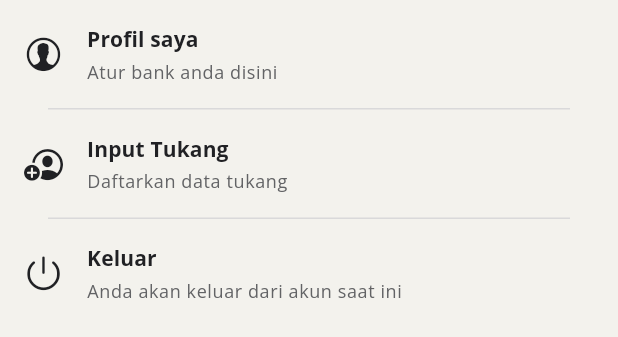
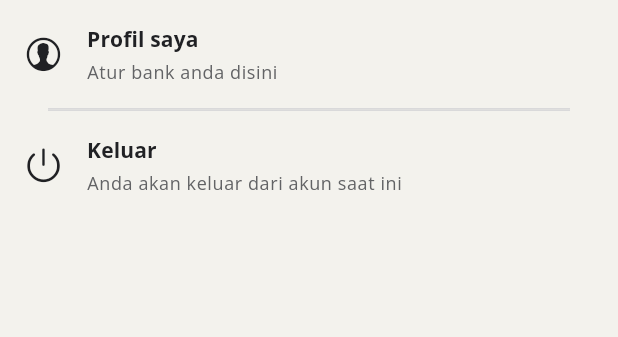
Before and after one commit to kamera846/topmortarseller, a Flutter app: the MainDrawerItems widget shown alone on an empty page, opened directly, on a phone screen of 412 x 824 dp. Shown: the top 337 px of the screen. Run offline on Flutter 3.47's test engine with Material 3 defaults, Android fonts, the phone set to English and light mode, and no system bars; our stand-ins replace google_fonts, shared_preferences, upgrader; missing offline and left inert: qr_code_scanner; accounts and stored records are empty.

Commit message:
hide input tukang on drawer menu

```diff
--- a/lib/widget/drawer/main_drawer_items.dart
+++ b/lib/widget/drawer/main_drawer_items.dart
@@ -5,7 +5,6 @@ import 'package:flutter/material.dart';
 import 'package:topmortarseller/model/contact_model.dart';
 import 'package:topmortarseller/screen/auth_screen.dart';
 import 'package:topmortarseller/screen/profile/detail_profile_screen.dart';
-import 'package:topmortarseller/screen/tukang/new_tukang_screen.dart';
 import 'package:topmortarseller/util/auth_settings.dart';
 import 'package:topmortarseller/util/colors/color.dart';
 import 'package:topmortarseller/widget/modal/info_modal.dart';
@@ -85,36 +84,36 @@ class MainDrawerItems extends StatelessWidget {
             color: cDark500,
           ),
         ),
-        ListTile(
-          leading: const Icon(
-            CupertinoIcons.person_crop_circle_badge_plus,
-            size: 26,
-            color: cDark100,
-          ),
-          title: Text(
-            'Input Tukang',
-            style: Theme.of(context)
-                .textTheme
-                .titleSmall!
-                .copyWith(color: cDark100, fontWeight: FontWeight.bold),
-          ),
-          subtitle: Text(
-            'Daftarkan data tukang',
-            style: Theme.of(context).textTheme.bodySmall!.copyWith(
-                  color: cDark200,
-                ),
-          ),
-          onTap: () {
-            Navigator.of(context).push(
-              MaterialPageRoute(
-                builder: (ctx) => NewTukangScreen(
-                  userData: userData,
-                  onSuccess: (state) {},
-                ),
-              ),
-            );
-          },
-        ),
+        // ListTile(
+        //   leading: const Icon(
+        //     CupertinoIcons.person_crop_circle_badge_plus,
+        //     size: 26,
+        //     color: cDark100,
+        //   ),
+        //   title: Text(
+        //     'Input Tukang',
+        //     style: Theme.of(context)
+        //         .textTheme
+        //         .titleSmall!
+        //         .copyWith(color: cDark100, fontWeight: FontWeight.bold),
+        //   ),
+        //   subtitle: Text(
+        //     'Daftarkan data tukang',
+        //     style: Theme.of(context).textTheme.bodySmall!.copyWith(
+        //           color: cDark200,
+        //         ),
+        //   ),
+        //   onTap: () {
+        //     Navigator.of(context).push(
+        //       MaterialPageRoute(
+        //         builder: (ctx) => NewTukangScreen(
+        //           userData: userData,
+        //           onSuccess: (state) {},
+        //         ),
+        //       ),
+        //     );
+        //   },
+        // ),
         const Padding(
           padding: EdgeInsets.symmetric(horizontal: 32),
           child: Divider(
```
